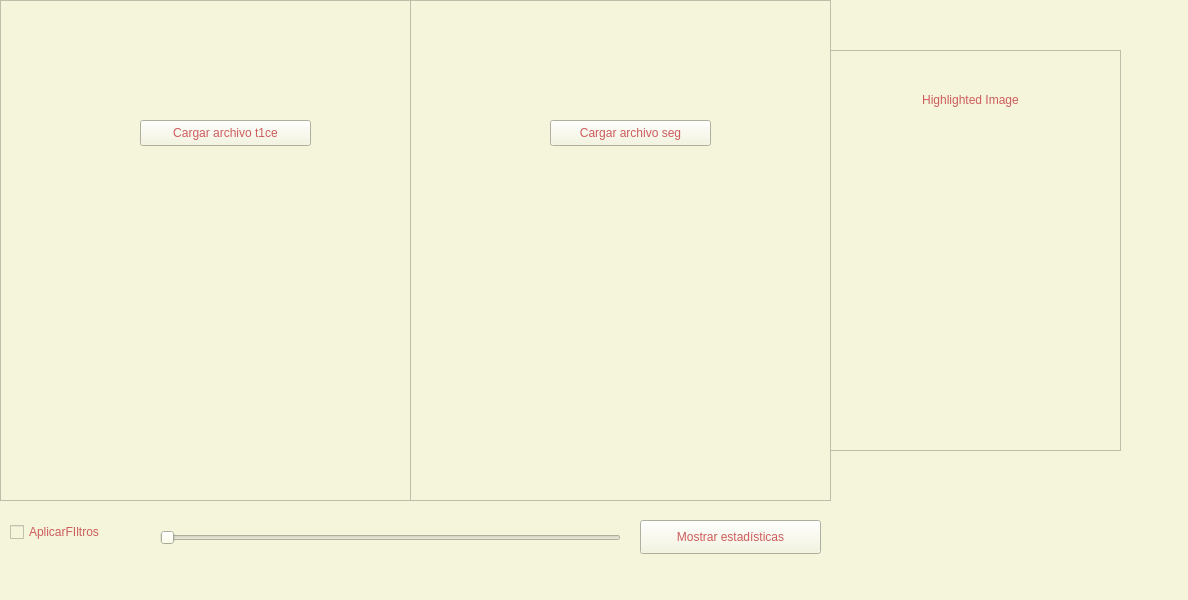
Before: the Qt Designer form mainwindow.ui in Fantasm4no/VisionxComputador, drawn with Qt 5.
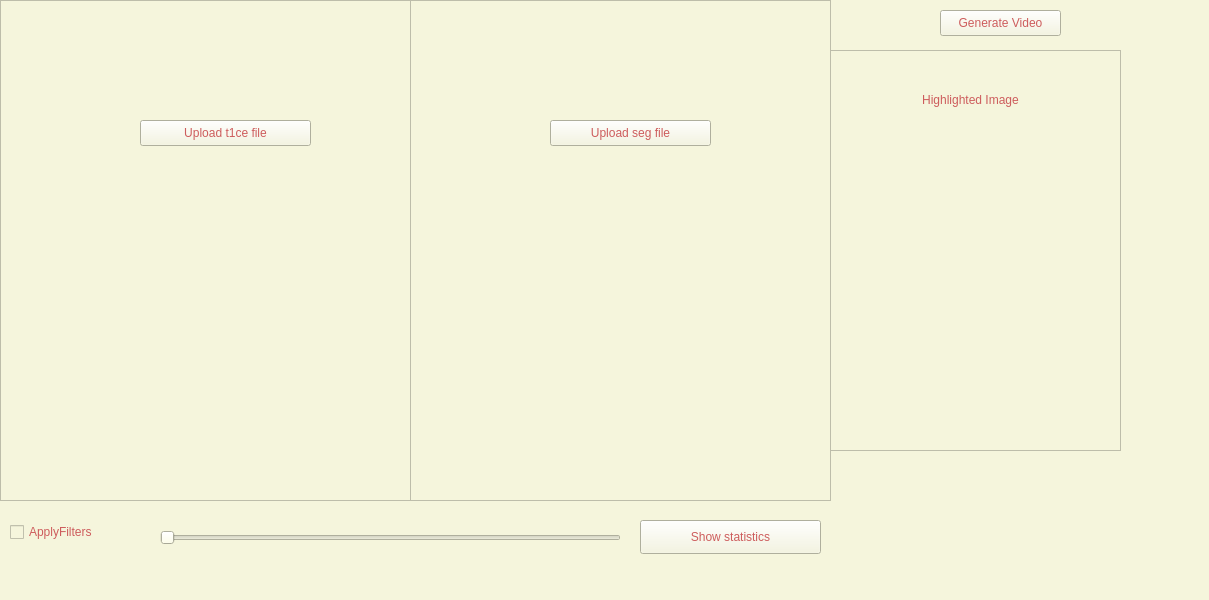
After: the same form once the commit is applied.

Commit message: Ventana filtros terminado y Generacion de video

The edit to the form file:
```diff
--- a/mainwindow.ui
+++ b/mainwindow.ui
@@ -6,7 +6,7 @@
    <rect>
     <x>0</x>
     <y>0</y>
-    <width>1188</width>
+    <width>1209</width>
     <height>600</height>
    </rect>
   </property>
@@ -78,7 +78,7 @@
 color: rgb(205, 92, 92);</string>
      </property>
      <property name="text">
-      <string>Cargar archivo t1ce</string>
+      <string>Upload t1ce file</string>
      </property>
     </widget>
     <widget class="QLabel" name="labelRuta">
@@ -128,7 +128,7 @@
 color: rgb(205, 92, 92);</string>
      </property>
      <property name="text">
-      <string>Cargar archivo seg</string>
+      <string>Upload seg file</string>
      </property>
     </widget>
     <widget class="QLabel" name="labelRuta2">
@@ -179,7 +179,7 @@
 color: rgb(205, 92, 92);</string>
     </property>
     <property name="text">
-     <string>AplicarFIltros</string>
+     <string>ApplyFilters</string>
     </property>
    </widget>
    <widget class="QPushButton" name="btnEstadisticas">
@@ -196,7 +196,7 @@
 color: rgb(205, 92, 92);</string>
     </property>
     <property name="text">
-     <string>Mostrar estadísticas</string>
+     <string>Show statistics</string>
     </property>
    </widget>
    <widget class="QFrame" name="frameseg_2">
@@ -264,6 +264,23 @@
      <string/>
     </property>
    </widget>
+   <widget class="QPushButton" name="genVideo">
+    <property name="geometry">
+     <rect>
+      <x>940</x>
+      <y>10</y>
+      <width>121</width>
+      <height>26</height>
+     </rect>
+    </property>
+    <property name="styleSheet">
+     <string notr="true">font: 700 11pt &quot;Noto Sans CJK JP&quot;;
+color: rgb(205, 92, 92);</string>
+    </property>
+    <property name="text">
+     <string>Generate Video</string>
+    </property>
+   </widget>
   </widget>
   <widget class="QMenuBar" name="menubar">
    <property name="geometry">
```
Left out of the diff: 2 changed lines with no effect on the pictures. The commit also changes 7 other files.
